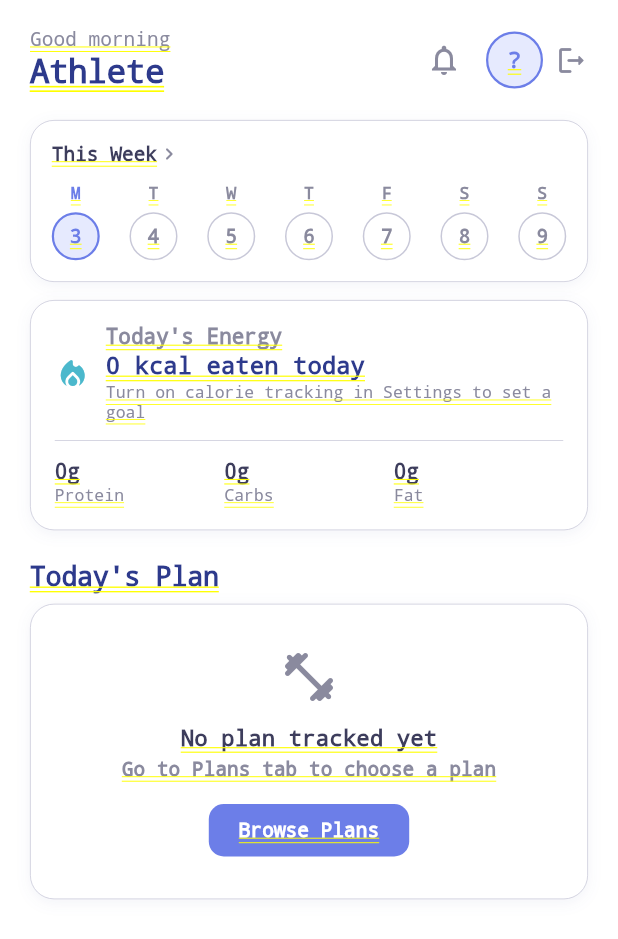
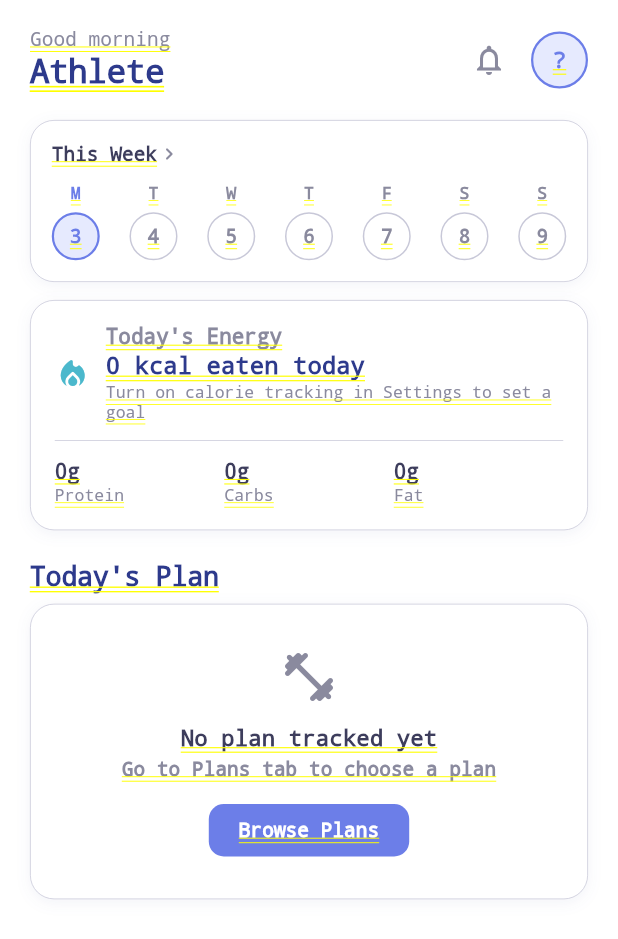
Before and after one commit to Monica-Cheng/FYP-26-S2-15_code, a Flutter app: the _HomeTab screen opened directly, on a phone screen of 412 x 824 dp. Shown: the top 939 px of the screen. Run offline on Flutter 3.47's test engine with Material 3 defaults, Android fonts, the phone set to English and light mode, and no system bars; our stand-ins replace camera, cloud_firestore, cloud_functions, firebase_auth, firebase_core, fl_chart and 12 more; missing offline and left inert: health, maplibre_gl, mobile_scanner; accounts and stored records are empty; generated files the repository leaves out were written again.

Commit message:
home logout removed

```diff
--- a/lib/screens/home/home_screen.dart
+++ b/lib/screens/home/home_screen.dart
@@ -819,11 +819,6 @@ class _HomeTabState extends State<_HomeTab> {
         });
       }
     }
-  }
-
-  Future<void> _handleLogout() async {
-    await _authService.signOut();
-    if (mounted) context.go(Routes.login);
   }
 
   void _showNotificationsSheet() {
@@ -1376,12 +1371,6 @@ class _HomeTabState extends State<_HomeTab> {
               ),
             ),
           ),
-          const SizedBox(width: 8),
-          // Settings / logout gear
-          GestureDetector(
-            onTap: _handleLogout,
-            child: const Icon(Icons.logout_rounded, color: WW.textSec, size: 22),
-          ),
         ],
       ),
     );
```
